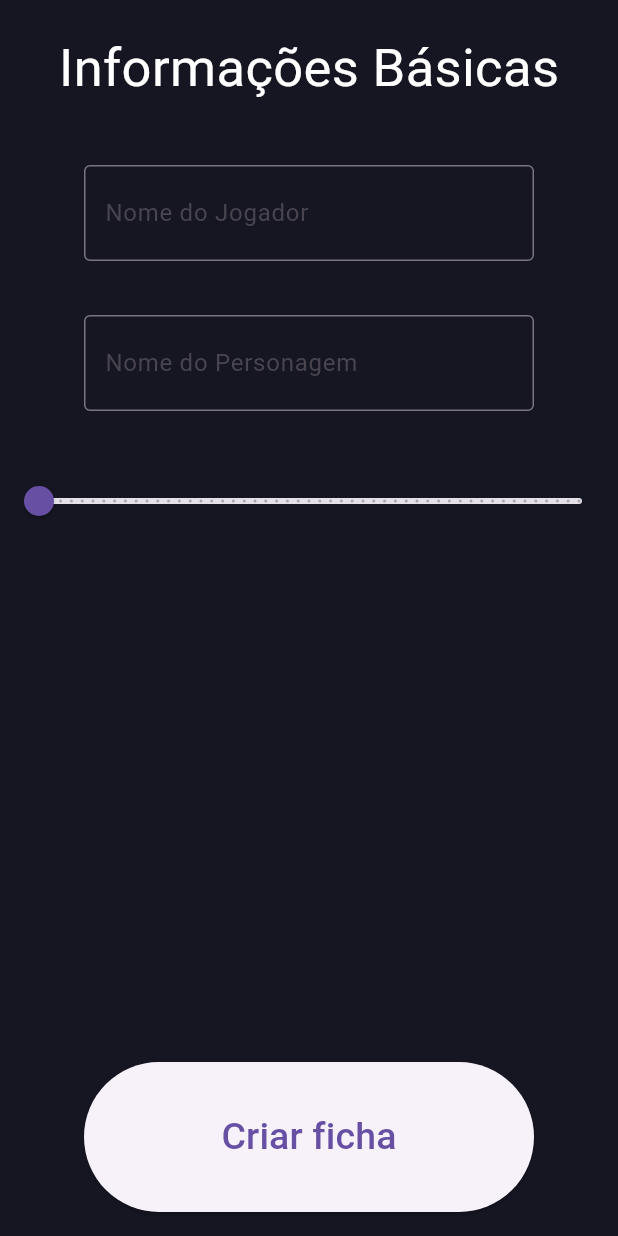
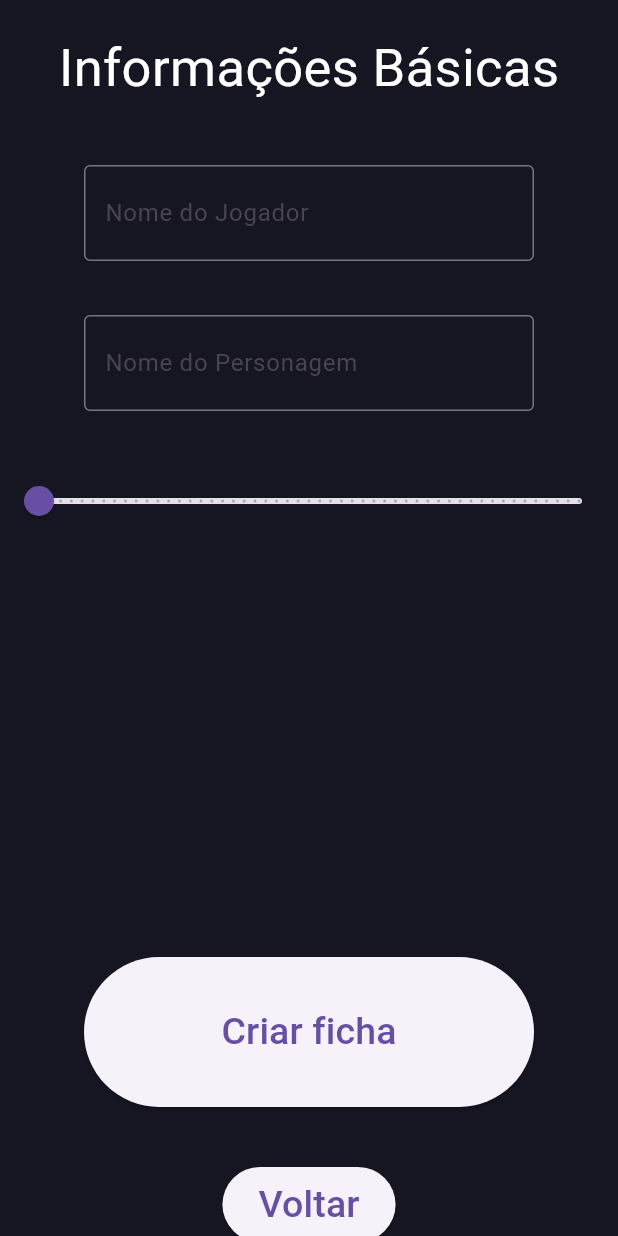
Before and after one commit to Quarteto-fandardigo/RMTools, a Flutter app: the TelaFichabasica screen opened directly, on a phone screen of 412 x 824 dp. Run offline on Flutter 3.47's test engine with Material 3 defaults, Android fonts, the phone set to English and light mode, and no system bars.

Commit message:
fiz a tela fichabasica

```diff
--- a/lib/pages/tela_fichabasica.dart
+++ b/lib/pages/tela_fichabasica.dart
@@ -99,7 +99,7 @@ class _TelaFichabasicaState extends State<TelaFichabasica> {
 
 
               //***espaçamento***
-              const SizedBox(height: 350),
+              const SizedBox(height: 280),
 
 
               //***Botao Criar Ficha***
@@ -119,6 +119,30 @@ class _TelaFichabasicaState extends State<TelaFichabasica> {
                   style: TextStyle(fontSize: 25),
                 ),
               ),
+
+
+              //***espaçamento***
+              const SizedBox(height: 40),
+
+
+              //***Botão Voltar***
+              ElevatedButton(
+                style: ElevatedButton.styleFrom(
+                  minimumSize: const Size(100, 50),
+                ),
+                onPressed: () {
+                  Navigator.push(
+                    context,
+                    MaterialPageRoute(
+                      builder: (context) => const TelaListaFicha(),
+                    ),
+                  );
+                },
+                child: const Text(
+                  "Voltar",
+                  style: TextStyle(fontSize: 25),
+                ),
+              ),
             ]
           )
         )
--- a/lib/pages/tela_principal.dart
+++ b/lib/pages/tela_principal.dart
@@ -48,7 +48,7 @@ class TelaPrincipal extends StatelessWidget{
                   Navigator.push(
                     context,
                     MaterialPageRoute(
-                      builder: (context) => const TelaFicha(),
+                      builder: (context) => const TelaListaFicha(),
                     )
                   );
                 },
```
Also changed, not shown: lib/pages/tela_listafichas.dart (+4 -4 lines).
